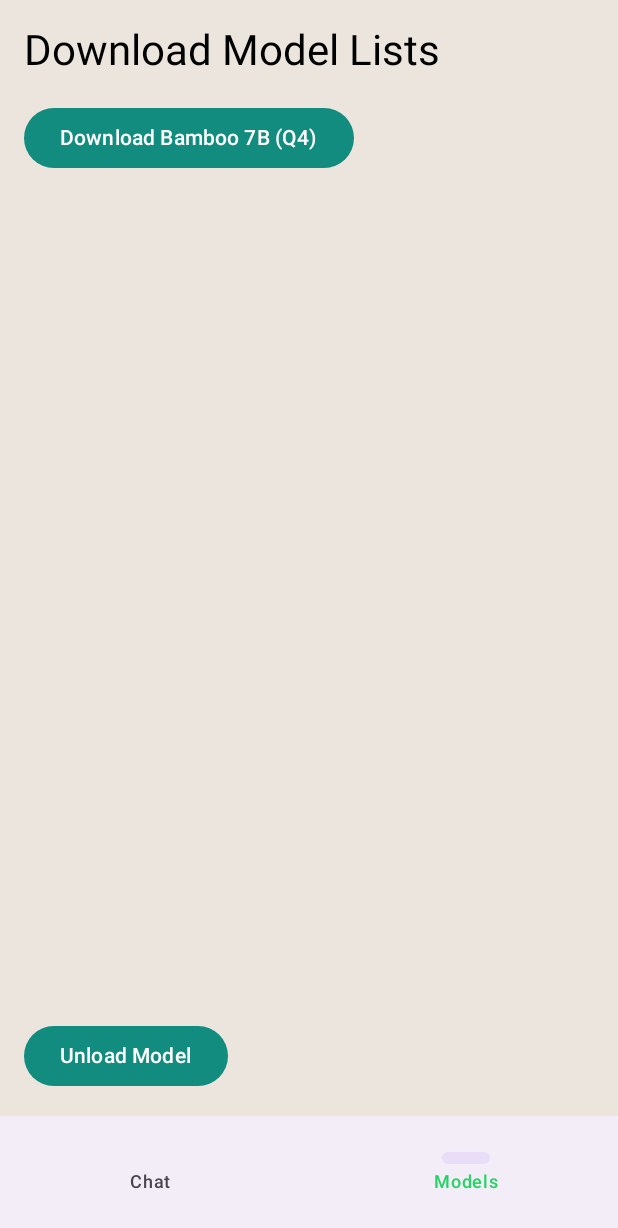
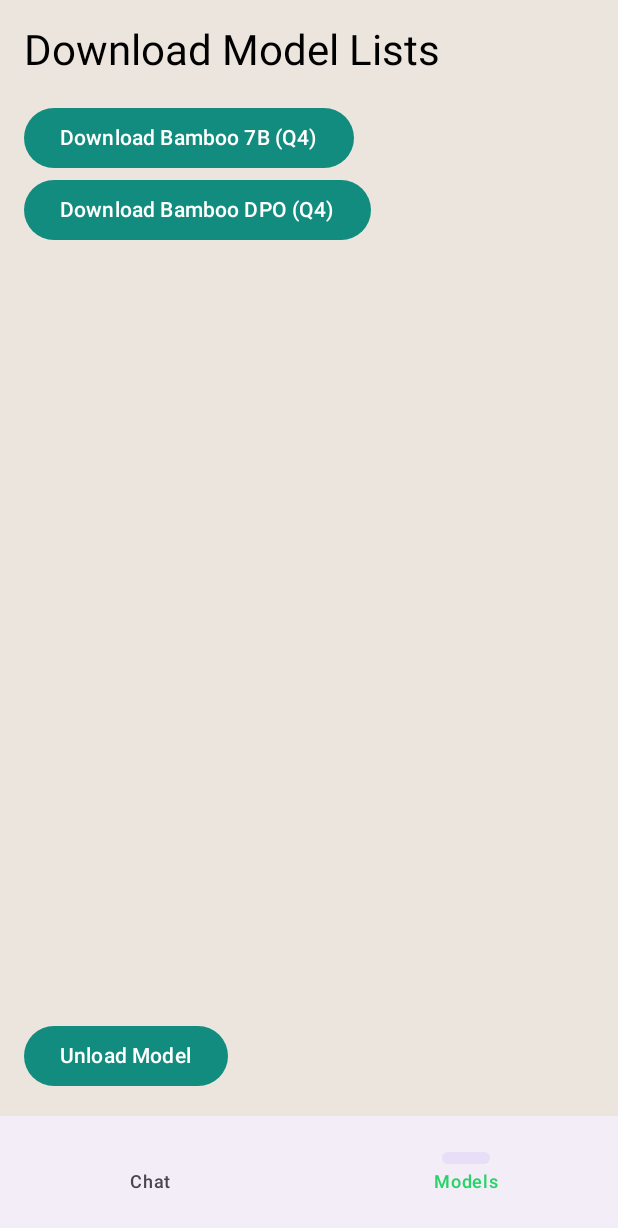
Before and after one commit to Si1w/EdgeInfer, an Android app built with Jetpack Compose: the screen it shows after launch (MainActivity), on a phone screen of 412 x 824 dp. Shown: the top 1228 px of the screen. Run offline under Robolectric (Android 15) with nearby library versions, the phone set to English and light mode, and no system bars; pictures from the network do not load.

Commit message:
add Bamboo dpo in model lists

```diff
--- a/android/app/src/main/java/com/example/androidpowerinfer/MainActivity.kt
+++ b/android/app/src/main/java/com/example/androidpowerinfer/MainActivity.kt
@@ -71,6 +71,14 @@ class MainActivity(
                 ),
                 File(getExternalFilesDir(null), "bamboo-7b-v0.1.Q4_0.powerinfer.gguf")
             ),
+            Downloadable(
+                name = "Bamboo DPO (Q4)",
+                Uri.parse(
+                    "https://huggingface.co/PowerInfer/Bamboo-DPO-v0.1-gguf/" +
+                        "resolve/main/bamboo-7b-dpo-v0.1.Q4_0.powerinfer.gguf?download=true"
+                ),
+                File(getExternalFilesDir(null), "bamboo-7b-dpo-v0.1.Q4_0.powerinfer.gguf")
+            )
         )
 
         setContent {
```
